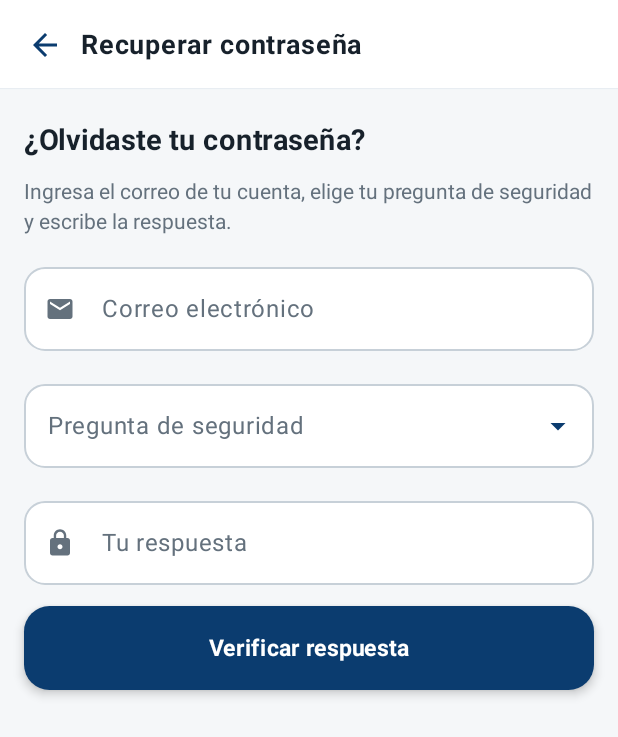
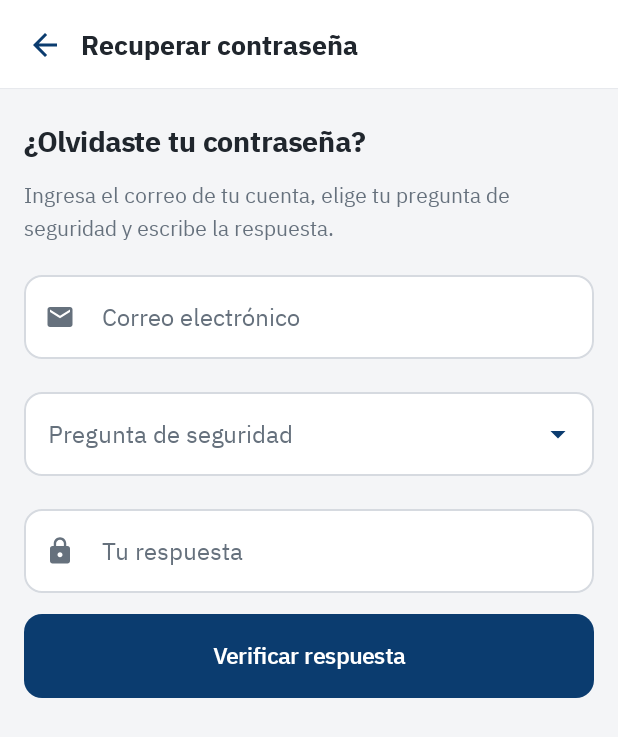
Before and after one commit to SolntHR/AppProtocolos_EQ014, an Android app built with Jetpack Compose: the screen it shows after launch (MainActivity), after a tap on "¿Olvidaste tu contraseña?", on a phone screen of 412 x 824 dp. Shown: the top 737 px of the screen. Run offline under Robolectric (Android 15) with nearby library versions, the phone set to English and light mode, and no system bars; 1 other tap on this screen came first.

Commit message:
Actualiza tema visual y pantalla de login
Se ajusta colores, botones y tarjetas. Se adapta el login a un estilo mas empresarial.

```diff
--- a/app/src/main/java/com/example/appprotocolos_eq014/MainActivity.kt
+++ b/app/src/main/java/com/example/appprotocolos_eq014/MainActivity.kt
@@ -24,7 +24,7 @@ class MainActivity : ComponentActivity() {
     override fun onCreate(savedInstanceState: Bundle?) {
         super.onCreate(savedInstanceState)
         enableEdgeToEdge(
-            statusBarStyle = SystemBarStyle.dark(Color.TRANSPARENT),
+            statusBarStyle = SystemBarStyle.light(Color.TRANSPARENT, Color.TRANSPARENT),
             navigationBarStyle = SystemBarStyle.light(Color.TRANSPARENT, Color.TRANSPARENT)
         )
         setContent {
@@ -38,7 +38,7 @@ class MainActivity : ComponentActivity() {
                         modifier = Modifier
                             .fillMaxWidth()
                             .windowInsetsTopHeight(WindowInsets.statusBars)
-                            .background(MaterialTheme.colorScheme.primary)
+                            .background(MaterialTheme.colorScheme.surface)
                     )
                     AppNavegacion(
                         modifier = Modifier
--- a/app/src/main/java/com/example/appprotocolos_eq014/ui/components/EncabezadoInduztek.kt
+++ b/app/src/main/java/com/example/appprotocolos_eq014/ui/components/EncabezadoInduztek.kt
@@ -18,8 +18,6 @@ import androidx.compose.runtime.Composable
 import androidx.compose.ui.Alignment
 import androidx.compose.ui.Modifier
 import androidx.compose.ui.draw.clip
-import androidx.compose.ui.draw.shadow
-import androidx.compose.ui.graphics.Brush
 import androidx.compose.ui.res.painterResource
 import androidx.compose.ui.res.stringResource
 import androidx.compose.ui.text.font.FontWeight
@@ -28,11 +26,8 @@ import androidx.compose.ui.unit.dp
 import androidx.compose.ui.unit.sp
 import com.example.appprotocolos_eq014.R
 import com.example.appprotocolos_eq014.ui.theme.AppProtocolos_EQ014Theme
-import com.example.appprotocolos_eq014.ui.theme.AzulOscuro
 import com.example.appprotocolos_eq014.ui.theme.AzulPrimario
-import com.example.appprotocolos_eq014.ui.theme.AzulTextoCabecera
 import com.example.appprotocolos_eq014.ui.theme.Blanco
-import com.example.appprotocolos_eq014.ui.theme.NaranjaAcento
 
 @Composable
 fun EncabezadoInduztek(
@@ -43,27 +38,21 @@ fun EncabezadoInduztek(
     Column(
         modifier = modifier
             .fillMaxWidth()
-            .clip(RoundedCornerShape(bottomStart = 34.dp, bottomEnd = 34.dp))
-            .background(
-                Brush.linearGradient(
-                    0.15f to AzulPrimario,
-                    1f to AzulOscuro
-                )
-            )
-            .padding(start = 24.dp, end = 24.dp, top = 28.dp, bottom = 30.dp)
+            .background(MaterialTheme.colorScheme.surface)
+            .padding(start = 24.dp, end = 24.dp, top = 28.dp, bottom = 20.dp)
     ) {
         LogoInduztek()
-        Spacer(Modifier.height(58.dp))
+        Spacer(Modifier.height(36.dp))
         Text(
             text = titulo,
             style = MaterialTheme.typography.headlineLarge,
-            color = Blanco
+            color = MaterialTheme.colorScheme.onSurface
         )
-        Spacer(Modifier.height(18.dp))
+        Spacer(Modifier.height(8.dp))
         Text(
             text = subtitulo,
             style = MaterialTheme.typography.bodyMedium,
-            color = AzulTextoCabecera
+            color = MaterialTheme.colorScheme.onSurfaceVariant
         )
     }
 }
@@ -78,31 +67,31 @@ fun LogoInduztek(modifier: Modifier = Modifier) {
         Box(
             modifier = Modifier
                 .size(52.dp)
-                .shadow(8.dp, RoundedCornerShape(16.dp), spotColor = NaranjaAcento)
-                .clip(RoundedCornerShape(16.dp))
-                .background(NaranjaAcento),
+                .clip(RoundedCornerShape(12.dp))
+                .background(AzulPrimario),
             contentAlignment = Alignment.Center
         ) {
             Icon(
                 painter = painterResource(R.drawable.ic_rayo),
                 contentDescription = stringResource(R.string.cd_logo_induztek),
                 tint = Blanco,
-                modifier = Modifier.size(29.dp)
+                modifier = Modifier.size(26.dp)
             )
         }
-        Column {
+        Column(verticalArrangement = Arrangement.spacedBy(2.dp)) {
             Text(
                 text = stringResource(R.string.marca_induztek),
-                color = Blanco,
-                fontSize = 19.sp,
-                fontWeight = FontWeight.ExtraBold
+                color = MaterialTheme.colorScheme.primary,
+                fontSize = 18.sp,
+                fontWeight = FontWeight.Bold,
+                letterSpacing = 1.5.sp
             )
             Text(
                 text = stringResource(R.string.marca_protocolos),
-                color = AzulTextoCabecera,
-                fontSize = 9.sp,
-                fontWeight = FontWeight.Bold,
-                letterSpacing = 2.sp
+                color = MaterialTheme.colorScheme.onSurfaceVariant,
+                fontSize = 8.sp,
+                fontWeight = FontWeight.Medium,
+                letterSpacing = 2.5.sp
             )
         }
     }
@@ -113,8 +102,8 @@ fun LogoInduztek(modifier: Modifier = Modifier) {
 private fun EncabezadoInduztekPreview() {
     AppProtocolos_EQ014Theme {
         EncabezadoInduztek(
-            titulo = "Bienvenido",
-            subtitulo = "Registra pruebas incluso sin conexión."
+            titulo = "Iniciar sesión",
+            subtitulo = "Ingresa con tu correo y contraseña para ver tus visitas y registrar pruebas."
         )
     }
 }
--- a/app/src/main/java/com/example/appprotocolos_eq014/ui/components/TarjetaSeccion.kt
+++ b/app/src/main/java/com/example/appprotocolos_eq014/ui/components/TarjetaSeccion.kt
@@ -26,7 +26,8 @@ fun TarjetaSeccion(
         modifier = modifier.fillMaxWidth(),
         shape = EstilosTarjeta.forma,
         colors = EstilosTarjeta.colores(),
-        elevation = EstilosTarjeta.elevacion()
+        elevation = EstilosTarjeta.elevacion(),
+        border = EstilosTarjeta.borde()
     ) {
         Column(
             modifier = Modifier.padding(Dimens.espacioMedio),
@@ -35,7 +36,7 @@ fun TarjetaSeccion(
             Text(
                 text = titulo,
                 style = MaterialTheme.typography.titleMedium,
-                color = MaterialTheme.colorScheme.primary
+                color = MaterialTheme.colorScheme.onSurface
             )
             contenido()
         }
--- a/app/src/main/java/com/example/appprotocolos_eq014/ui/screens/LoginScreen.kt
+++ b/app/src/main/java/com/example/appprotocolos_eq014/ui/screens/LoginScreen.kt
@@ -2,10 +2,13 @@ package com.example.appprotocolos_eq014.ui.screens
 
 import androidx.compose.foundation.background
 import androidx.compose.foundation.layout.Arrangement
+import androidx.compose.foundation.layout.Box
 import androidx.compose.foundation.layout.Column
 import androidx.compose.foundation.layout.fillMaxSize
 import androidx.compose.foundation.layout.fillMaxWidth
+import androidx.compose.foundation.layout.imePadding
 import androidx.compose.foundation.layout.padding
+import androidx.compose.foundation.layout.widthIn
 import androidx.compose.foundation.rememberScrollState
 import androidx.compose.foundation.verticalScroll
 import androidx.compose.material3.MaterialTheme
@@ -63,10 +66,17 @@ fun LoginContent(
     onIngresar: () -> Unit,
     onOlvidasteContrasena: () -> Unit
 ) {
-    Column(
+    Box(
         modifier = Modifier
             .fillMaxSize()
             .background(MaterialTheme.colorScheme.surface)
+            .imePadding(),
+        contentAlignment = Alignment.TopCenter
+    ) {
+        Column(
+            modifier = Modifier
+                .widthIn(max = 480.dp)
+                .fillMaxSize()
                 .verticalScroll(rememberScrollState())
         ) {
             EncabezadoInduztek(
@@ -77,9 +87,8 @@ fun LoginContent(
             Column(
                 modifier = Modifier
                     .fillMaxWidth()
-                .padding(horizontal = 22.dp, vertical = 26.dp),
-            horizontalAlignment = Alignment.CenterHorizontally,
-            verticalArrangement = Arrangement.spacedBy(15.dp)
+                    .padding(start = 24.dp, end = 24.dp, top = 4.dp, bottom = 32.dp),
+                verticalArrangement = Arrangement.spacedBy(14.dp)
             ) {
                 CampoTexto(
                     valor = uiState.correo,
@@ -99,21 +108,40 @@ fun LoginContent(
                     error = uiState.errorContrasena
                 )
 
-            BotonPrincipal(
-                texto = stringResource(R.string.btn_ingresar),
-                onClick = onIngresar,
-                habilitado = !uiState.isLoading,
-                modifier = Modifier.fillMaxWidth()
-            )
-
-            TextButton(onClick = onOlvidasteContrasena) {
+                TextButton(
+                    onClick = onOlvidasteContrasena,
+                    modifier = Modifier.align(Alignment.End)
+                ) {
                     Text(
                         text = stringResource(R.string.olvido_contrasena),
                         style = MaterialTheme.typography.labelLarge,
                         color = MaterialTheme.colorScheme.primary
                     )
                 }
+
+                BotonPrincipal(
+                    texto = stringResource(if (uiState.isLoading) R.string.login_ingresando else R.string.btn_ingresar),
+                    onClick = onIngresar,
+                    habilitado = !uiState.isLoading,
+                    modifier = Modifier.fillMaxWidth()
+                )
             }
+        }
+    }
+}
+
+@Preview(showBackground = true, showSystemUi = true, widthDp = 320, heightDp = 640)
+@Composable
+private fun LoginConErroresPreview() {
+    AppProtocolos_EQ014Theme {
+        LoginContent(
+            uiState = LoginUiState(correo = "correo", errorCorreo = "Ingresa un correo válido", errorContrasena = "Ingresa tu contraseña"),
+            onCorreoCambia = {},
+            onContrasenaCambia = {},
+            onAlternarVisibilidad = {},
+            onIngresar = {},
+            onOlvidasteContrasena = {}
+        )
     }
 }
 
--- a/app/src/main/java/com/example/appprotocolos_eq014/ui/styles/EstiloBoton.kt
+++ b/app/src/main/java/com/example/appprotocolos_eq014/ui/styles/EstiloBoton.kt
@@ -10,7 +10,6 @@ import androidx.compose.material3.ButtonElevation
 import androidx.compose.material3.MaterialTheme
 import androidx.compose.runtime.Composable
 import androidx.compose.ui.Modifier
-import androidx.compose.ui.graphics.Color
 import androidx.compose.ui.graphics.Shape
 import androidx.compose.ui.unit.dp
 import com.example.appprotocolos_eq014.ui.theme.Dimens
@@ -23,23 +22,24 @@ object EstilosBoton {
     fun coloresPrincipal(): ButtonColors = ButtonDefaults.buttonColors(
         containerColor = MaterialTheme.colorScheme.primary,
         contentColor = MaterialTheme.colorScheme.onPrimary,
-        disabledContainerColor = Color.LightGray,
-        disabledContentColor = Color.White
+        disabledContainerColor = MaterialTheme.colorScheme.surfaceVariant,
+        disabledContentColor = MaterialTheme.colorScheme.onSurfaceVariant
     )
 
     @Composable
     fun coloresSecundario(): ButtonColors = ButtonDefaults.outlinedButtonColors(
+        containerColor = MaterialTheme.colorScheme.surface,
         contentColor = MaterialTheme.colorScheme.primary
     )
 
     @Composable
     fun bordeSecundario(): BorderStroke =
-        BorderStroke(Dimens.bordeBoton, MaterialTheme.colorScheme.primary)
+        BorderStroke(Dimens.bordeBoton, MaterialTheme.colorScheme.outline)
 
     @Composable
     fun elevacion(): ButtonElevation = ButtonDefaults.buttonElevation(
         defaultElevation = Dimens.elevacionBoton,
-        pressedElevation = 1.dp
+        pressedElevation = 0.dp
     )
 }
 
--- a/app/src/main/java/com/example/appprotocolos_eq014/ui/styles/EstilosTarjeta.kt
+++ b/app/src/main/java/com/example/appprotocolos_eq014/ui/styles/EstilosTarjeta.kt
@@ -1,5 +1,6 @@
 package com.example.appprotocolos_eq014.ui.styles
 
+import androidx.compose.foundation.BorderStroke
 import androidx.compose.foundation.shape.RoundedCornerShape
 import androidx.compose.material3.CardColors
 import androidx.compose.material3.CardDefaults
@@ -20,4 +21,7 @@ object EstilosTarjeta {
 
     @Composable
     fun elevacion(): CardElevation = CardDefaults.cardElevation(defaultElevation = Dimens.elevacionTarjeta)
+
+    @Composable
+    fun borde(): BorderStroke = BorderStroke(Dimens.bordeBoton, MaterialTheme.colorScheme.outlineVariant)
 }
--- a/app/src/main/java/com/example/appprotocolos_eq014/ui/theme/Color.kt
+++ b/app/src/main/java/com/example/appprotocolos_eq014/ui/theme/Color.kt
@@ -4,18 +4,18 @@ import androidx.compose.ui.graphics.Color
 
 val AzulPrimario = Color(0xFF0B3C6F)
 val AzulOscuro = Color(0xFF092D52)
-val AzulSuave = Color(0xFFDCEAF7)
+val AzulSuave = Color(0xFFE6EEF6)
 val AzulTextoCabecera = Color(0xFFC9D9E8)
 
-val NaranjaAcento = Color(0xFFF28C28)
+val NaranjaAcento = Color(0xFFD97A16)
 val NaranjaSuave = Color(0xFFFFF0DC)
 
 val Blanco = Color.White
-val Superficie = Color(0xFFF5F7F9)
-val SuperficieFuerte = Color(0xFFE8EDF2)
-val TextoPrincipal = Color(0xFF17212B)
-val TextoSecundario = Color(0xFF64717D)
-val Borde = Color(0xFFC7D0D8)
+val Superficie = Color(0xFFF4F5F7)
+val SuperficieFuerte = Color(0xFFE7E9ED)
+val TextoPrincipal = Color(0xFF20262D)
+val TextoSecundario = Color(0xFF66717D)
+val Borde = Color(0xFFD6DAE0)
 
 val VerdeExito = Color(0xFF16794B)
 val VerdeSuave = Color(0xFFDFF3E8)
--- a/app/src/main/java/com/example/appprotocolos_eq014/ui/theme/Dimens.kt
+++ b/app/src/main/java/com/example/appprotocolos_eq014/ui/theme/Dimens.kt
@@ -3,14 +3,14 @@ package com.example.appprotocolos_eq014.ui.theme
 import androidx.compose.ui.unit.dp
 
 object Dimens {
-    val radioCampo = 14.dp
-    val radioBoton = 17.dp
-    val radioTarjeta = 20.dp
+    val radioCampo = 12.dp
+    val radioBoton = 12.dp
+    val radioTarjeta = 16.dp
 
     val alturaBoton = 56.dp
     val bordeBoton = 1.dp
-    val elevacionBoton = 4.dp
-    val elevacionTarjeta = 2.dp
+    val elevacionBoton = 0.dp
+    val elevacionTarjeta = 0.dp
 
     val espacioChico = 8.dp
     val espacioMedio = 16.dp
--- a/app/src/main/java/com/example/appprotocolos_eq014/ui/theme/Type.kt
+++ b/app/src/main/java/com/example/appprotocolos_eq014/ui/theme/Type.kt
@@ -4,63 +4,80 @@ import androidx.compose.material3.Typography
 import androidx.compose.ui.text.TextStyle
 import androidx.compose.ui.text.font.FontFamily
 import androidx.compose.ui.text.font.FontWeight
+import androidx.compose.ui.text.font.Font
 import androidx.compose.ui.unit.sp
+import com.example.appprotocolos_eq014.R
+
+private val IbmPlexSans = FontFamily(
+    Font(R.font.ibm_plex_sans_regular, FontWeight.Normal),
+    Font(R.font.ibm_plex_sans_medium, FontWeight.Medium),
+    Font(R.font.ibm_plex_sans_semibold, FontWeight.SemiBold),
+    Font(R.font.ibm_plex_sans_bold, FontWeight.Bold)
+)
+
+private val TipografiaBase = Typography()
 
 val Typography = Typography(
     headlineLarge = TextStyle(
-        fontFamily = FontFamily.Default,
-        fontWeight = FontWeight.Bold,
-        fontSize = 32.sp,
+        fontFamily = IbmPlexSans,
+        fontWeight = FontWeight.SemiBold,
+        fontSize = 30.sp,
         lineHeight = 36.sp
     ),
     headlineMedium = TextStyle(
-        fontFamily = FontFamily.Default,
-        fontWeight = FontWeight.Bold,
+        fontFamily = IbmPlexSans,
+        fontWeight = FontWeight.SemiBold,
         fontSize = 24.sp,
         lineHeight = 30.sp
     ),
     titleLarge = TextStyle(
-        fontFamily = FontFamily.Default,
-        fontWeight = FontWeight.Bold,
+        fontFamily = IbmPlexSans,
+        fontWeight = FontWeight.SemiBold,
         fontSize = 20.sp,
         lineHeight = 26.sp
     ),
     titleMedium = TextStyle(
-        fontFamily = FontFamily.Default,
+        fontFamily = IbmPlexSans,
         fontWeight = FontWeight.SemiBold,
         fontSize = 16.sp,
         lineHeight = 22.sp
     ),
     bodyLarge = TextStyle(
-        fontFamily = FontFamily.Default,
+        fontFamily = IbmPlexSans,
         fontWeight = FontWeight.Normal,
         fontSize = 16.sp,
         lineHeight = 24.sp,
-        letterSpacing = 0.5.sp
+        letterSpacing = 0.sp
     ),
     bodyMedium = TextStyle(
-        fontFamily = FontFamily.Default,
+        fontFamily = IbmPlexSans,
         fontWeight = FontWeight.Normal,
         fontSize = 14.sp,
-        lineHeight = 20.sp
+        lineHeight = 22.sp
     ),
     labelLarge = TextStyle(
-        fontFamily = FontFamily.Default,
-        fontWeight = FontWeight.Bold,
+        fontFamily = IbmPlexSans,
+        fontWeight = FontWeight.SemiBold,
         fontSize = 15.sp,
         lineHeight = 20.sp
     ),
     labelMedium = TextStyle(
-        fontFamily = FontFamily.Default,
+        fontFamily = IbmPlexSans,
         fontWeight = FontWeight.Medium,
         fontSize = 12.sp,
         lineHeight = 16.sp
     ),
     labelSmall = TextStyle(
-        fontFamily = FontFamily.Default,
-        fontWeight = FontWeight.Bold,
+        fontFamily = IbmPlexSans,
+        fontWeight = FontWeight.SemiBold,
         fontSize = 10.sp,
         lineHeight = 14.sp,
         letterSpacing = 1.sp
-    )
+    ),
+    displayLarge = TipografiaBase.displayLarge.copy(fontFamily = IbmPlexSans),
+    displayMedium = TipografiaBase.displayMedium.copy(fontFamily = IbmPlexSans),
+    displaySmall = TipografiaBase.displaySmall.copy(fontFamily = IbmPlexSans),
+    headlineSmall = TipografiaBase.headlineSmall.copy(fontFamily = IbmPlexSans),
+    titleSmall = TipografiaBase.titleSmall.copy(fontFamily = IbmPlexSans),
+    bodySmall = TipografiaBase.bodySmall.copy(fontFamily = IbmPlexSans)
 )
--- a/app/src/main/res/values/strings.xml
+++ b/app/src/main/res/values/strings.xml
@@ -3,8 +3,9 @@
 
     <string name="marca_induztek">INDUZTEK</string>
     <string name="marca_protocolos">PROTOCOLOS</string>
-    <string name="login_bienvenido">Bienvenido</string>
-    <string name="login_subtitulo">Registra pruebas incluso sin conexión.</string>
+    <string name="login_bienvenido">Iniciar sesión</string>
+    <string name="login_subtitulo">Ingresa con tu correo y contraseña para ver tus visitas y registrar pruebas.</string>
+    <string name="login_ingresando">Ingresando…</string>
     <string name="campo_correo">Correo electrónico</string>
     <string name="campo_contrasena">Contraseña</string>
     <string name="btn_ingresar">Ingresar</string>
```
Also changed, not shown: app/src/main/assets/licenses/ibm_plex_sans_OFL.txt (added, +92 -0 lines), app/src/main/res/font/ibm_plex_sans_bold.ttf (added), app/src/main/res/font/ibm_plex_sans_medium.ttf (added), app/src/main/res/font/ibm_plex_sans_regular.ttf (added), app/src/main/res/font/ibm_plex_sans_semibold.ttf (added). Lines whose indentation alone changed are shown as unchanged.
